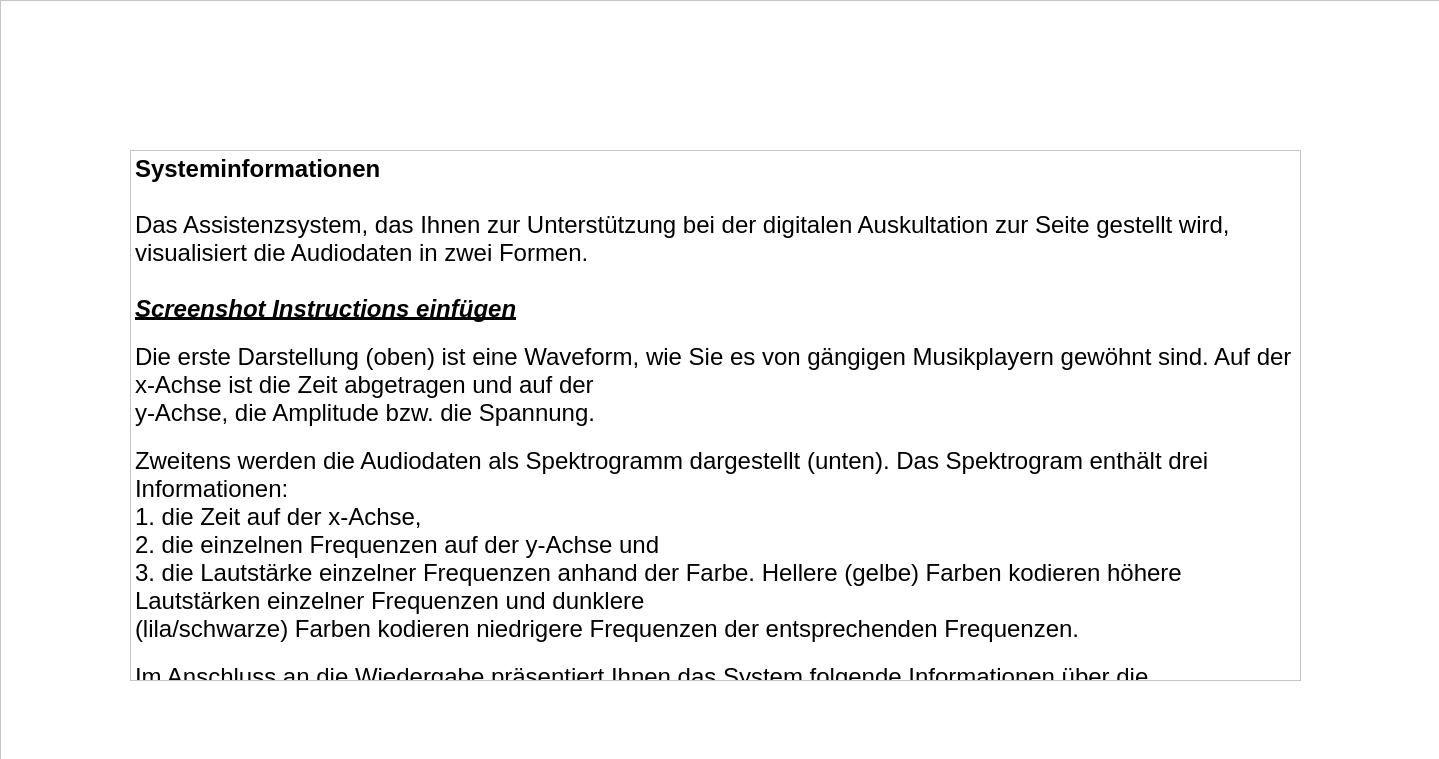
This is forms/group_instruct.ui in IKI-Lab/auscultation_AI_noise_exp as Qt 5 draws it before an edit. The edited form follows.
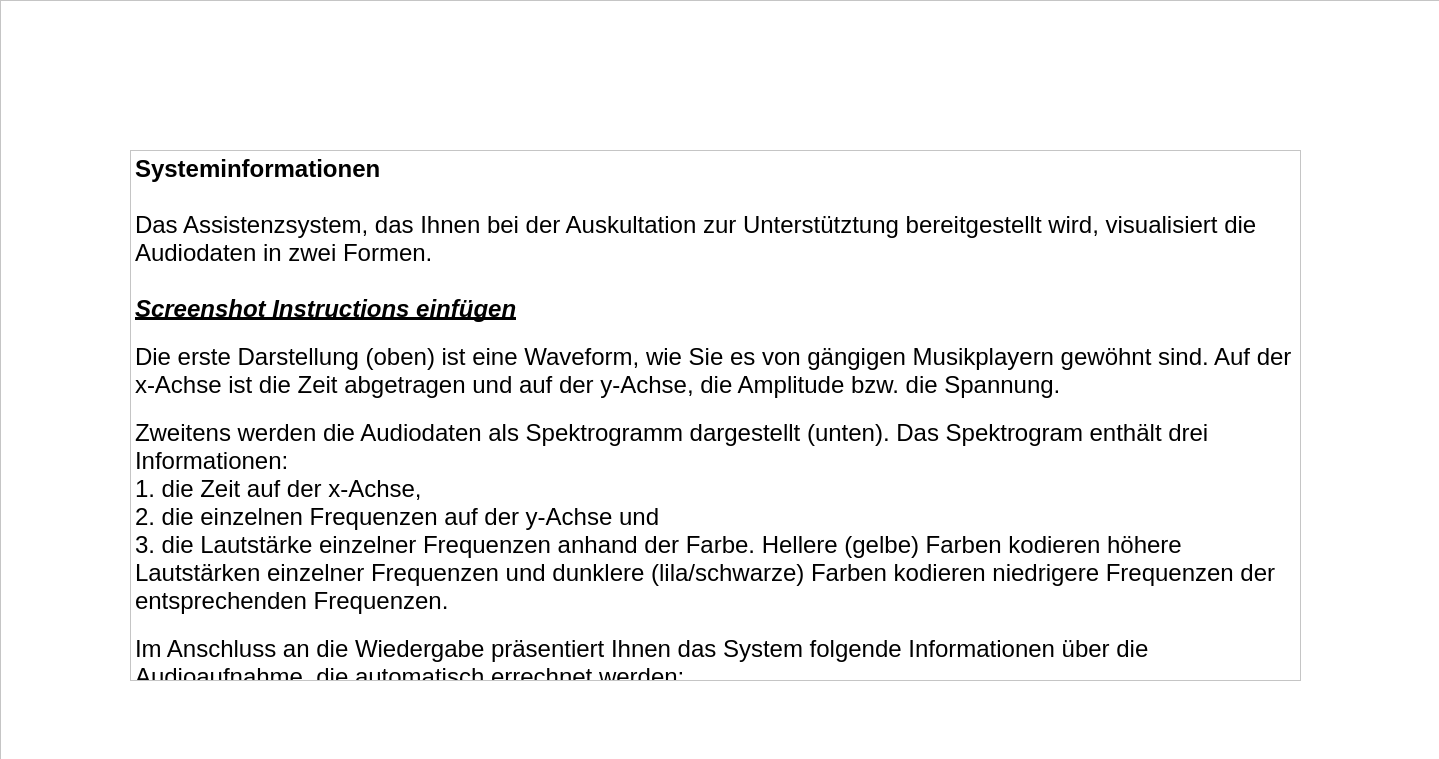
This is the edited form.

Patch:
```diff
--- a/forms/group_instruct.ui
+++ b/forms/group_instruct.ui
@@ -81,16 +81,14 @@
 &lt;/style&gt;&lt;/head&gt;&lt;body style=&quot; font-family:'.AppleSystemUIFont'; font-size:13pt; font-weight:400; font-style:normal;&quot;&gt;
 &lt;p style=&quot; margin-top:0px; margin-bottom:0px; margin-left:0px; margin-right:0px; -qt-block-indent:0; text-indent:0px;&quot;&gt;&lt;span style=&quot; font-size:18pt; font-weight:600;&quot;&gt;Systeminformationen&lt;/span&gt;&lt;/p&gt;
 &lt;p style=&quot;-qt-paragraph-type:empty; margin-top:0px; margin-bottom:0px; margin-left:0px; margin-right:0px; -qt-block-indent:0; text-indent:0px; font-size:18pt; font-weight:600;&quot;&gt;&lt;br /&gt;&lt;/p&gt;
-&lt;p style=&quot; margin-top:0px; margin-bottom:0px; margin-left:0px; margin-right:0px; -qt-block-indent:0; text-indent:0px;&quot;&gt;&lt;span style=&quot; font-family:'Helvetica Neue'; font-size:18pt;&quot;&gt;Das Assistenzsystem, das Ihnen zur Unterstützung bei der digitalen Auskultation zur Seite gestellt wird, visualisiert die Audiodaten in zwei Formen.&lt;/span&gt;&lt;/p&gt;
+&lt;p style=&quot; margin-top:0px; margin-bottom:0px; margin-left:0px; margin-right:0px; -qt-block-indent:0; text-indent:0px;&quot;&gt;&lt;span style=&quot; font-family:'Helvetica Neue'; font-size:18pt;&quot;&gt;Das Assistenzsystem, das Ihnen bei der Auskultation zur Unterstütztung bereitgestellt wird, visualisiert die Audiodaten in zwei Formen.&lt;/span&gt;&lt;/p&gt;
 &lt;p style=&quot;-qt-paragraph-type:empty; margin-top:0px; margin-bottom:0px; margin-left:0px; margin-right:0px; -qt-block-indent:0; text-indent:0px; font-family:'Helvetica Neue'; font-size:18pt;&quot;&gt;&lt;br /&gt;&lt;/p&gt;
 &lt;p style=&quot; margin-top:0px; margin-bottom:0px; margin-left:0px; margin-right:0px; -qt-block-indent:0; text-indent:0px;&quot;&gt;&lt;span style=&quot; font-family:'Helvetica Neue'; font-size:18pt; font-weight:600; font-style:italic; text-decoration: underline;&quot;&gt;Screenshot Instructions einfügen&lt;/span&gt;&lt;span style=&quot; font-family:'Helvetica Neue'; font-size:18pt;&quot;&gt;&lt;br /&gt;&lt;/span&gt;&lt;/p&gt;
-&lt;p style=&quot; margin-top:0px; margin-bottom:0px; margin-left:0px; margin-right:0px; -qt-block-indent:0; text-indent:0px;&quot;&gt;&lt;span style=&quot; font-family:'Helvetica Neue'; font-size:18pt;&quot;&gt;Die erste Darstellung (oben) ist eine Waveform, wie Sie es von gängigen Musikplayern gewöhnt sind. Auf der x-Achse ist die Zeit abgetragen und auf der &lt;/span&gt;&lt;/p&gt;
-&lt;p style=&quot; margin-top:0px; margin-bottom:0px; margin-left:0px; margin-right:0px; -qt-block-indent:0; text-indent:0px;&quot;&gt;&lt;span style=&quot; font-family:'Helvetica Neue'; font-size:18pt;&quot;&gt;y-Achse, die Amplitude bzw. die Spannung.&lt;br /&gt;&lt;/span&gt;&lt;/p&gt;
+&lt;p style=&quot; margin-top:0px; margin-bottom:0px; margin-left:0px; margin-right:0px; -qt-block-indent:0; text-indent:0px;&quot;&gt;&lt;span style=&quot; font-family:'Helvetica Neue'; font-size:18pt;&quot;&gt;Die erste Darstellung (oben) ist eine Waveform, wie Sie es von gängigen Musikplayern gewöhnt sind. Auf der x-Achse ist die Zeit abgetragen und auf der y-Achse, die Amplitude bzw. die Spannung.&lt;br /&gt;&lt;/span&gt;&lt;/p&gt;
 &lt;p style=&quot; margin-top:0px; margin-bottom:0px; margin-left:0px; margin-right:0px; -qt-block-indent:0; text-indent:0px;&quot;&gt;&lt;span style=&quot; font-family:'Helvetica Neue'; font-size:18pt;&quot;&gt;Zweitens werden die Audiodaten als Spektrogramm dargestellt (unten). Das Spektrogram enthält drei Informationen: &lt;/span&gt;&lt;/p&gt;
 &lt;p style=&quot; margin-top:0px; margin-bottom:0px; margin-left:0px; margin-right:0px; -qt-block-indent:0; text-indent:0px;&quot;&gt;&lt;span style=&quot; font-family:'Helvetica Neue'; font-size:18pt;&quot;&gt;1. die Zeit auf der x-Achse, &lt;/span&gt;&lt;/p&gt;
 &lt;p style=&quot; margin-top:0px; margin-bottom:0px; margin-left:0px; margin-right:0px; -qt-block-indent:0; text-indent:0px;&quot;&gt;&lt;span style=&quot; font-family:'Helvetica Neue'; font-size:18pt;&quot;&gt;2. die einzelnen Frequenzen auf der y-Achse und &lt;/span&gt;&lt;/p&gt;
-&lt;p style=&quot; margin-top:0px; margin-bottom:0px; margin-left:0px; margin-right:0px; -qt-block-indent:0; text-indent:0px;&quot;&gt;&lt;span style=&quot; font-family:'Helvetica Neue'; font-size:18pt;&quot;&gt;3. die Lautstärke einzelner Frequenzen anhand der Farbe. Hellere (gelbe) Farben kodieren höhere Lautstärken einzelner Frequenzen und dunklere &lt;/span&gt;&lt;/p&gt;
-&lt;p style=&quot; margin-top:0px; margin-bottom:0px; margin-left:0px; margin-right:0px; -qt-block-indent:0; text-indent:0px;&quot;&gt;&lt;span style=&quot; font-family:'Helvetica Neue'; font-size:18pt;&quot;&gt;(lila/schwarze) Farben kodieren niedrigere Frequenzen der entsprechenden Frequenzen.&lt;br /&gt;&lt;/span&gt;&lt;/p&gt;
+&lt;p style=&quot; margin-top:0px; margin-bottom:0px; margin-left:0px; margin-right:0px; -qt-block-indent:0; text-indent:0px;&quot;&gt;&lt;span style=&quot; font-family:'Helvetica Neue'; font-size:18pt;&quot;&gt;3. die Lautstärke einzelner Frequenzen anhand der Farbe. Hellere (gelbe) Farben kodieren höhere Lautstärken einzelner Frequenzen und dunklere (lila/schwarze) Farben kodieren niedrigere Frequenzen der entsprechenden Frequenzen.&lt;br /&gt;&lt;/span&gt;&lt;/p&gt;
 &lt;p style=&quot; margin-top:0px; margin-bottom:0px; margin-left:0px; margin-right:0px; -qt-block-indent:0; text-indent:0px;&quot;&gt;&lt;span style=&quot; font-family:'Helvetica Neue'; font-size:18pt;&quot;&gt;Im Anschluss an die Wiedergabe präsentiert Ihnen das System folgende Informationen über die Audioaufnahme, die automatisch errechnet werden:&lt;/span&gt;&lt;/p&gt;
 &lt;p style=&quot;-qt-paragraph-type:empty; margin-top:0px; margin-bottom:0px; margin-left:0px; margin-right:0px; -qt-block-indent:0; text-indent:0px; font-family:'Helvetica Neue'; font-size:18pt;&quot;&gt;&lt;br /&gt;&lt;/p&gt;
 &lt;p style=&quot; margin-top:0px; margin-bottom:0px; margin-left:0px; margin-right:0px; -qt-block-indent:0; text-indent:0px;&quot;&gt;&lt;span style=&quot; font-family:'Helvetica Neue'; font-size:18pt;&quot;&gt;    • HR = Heart Rate, gibt den Puls an, also die Anzahl der Herzschläge pro Minute&lt;/span&gt;&lt;/p&gt;
```
